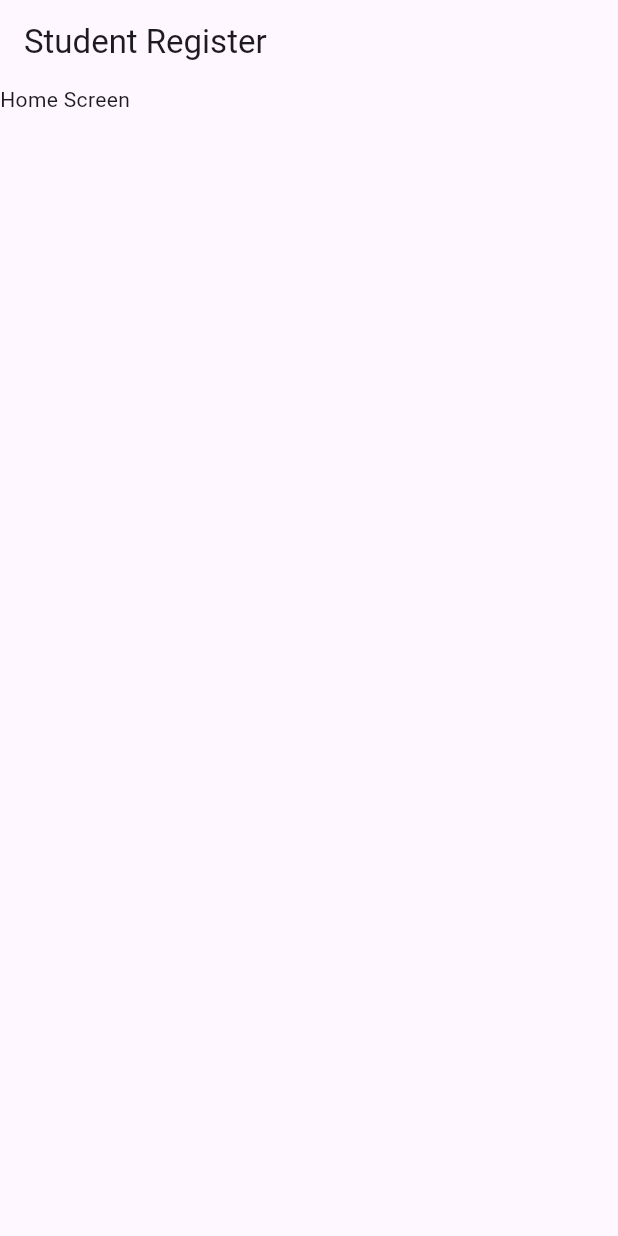
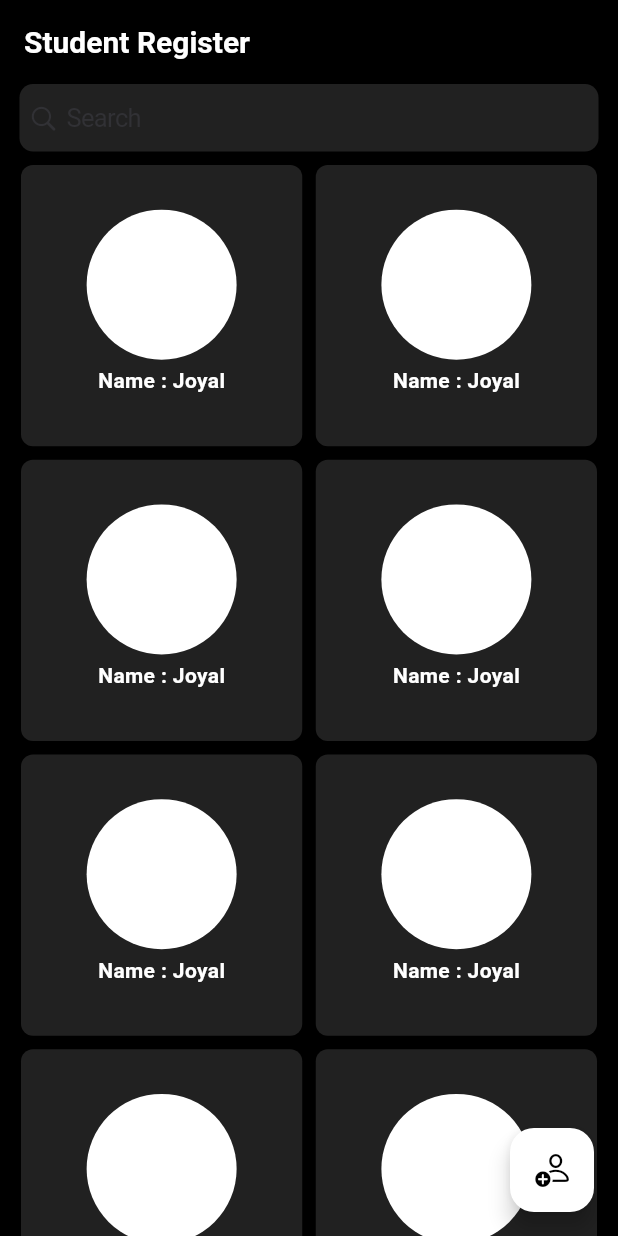
Before and after one commit to joyaljosephnote/Student-Record-Using-Provider, a Flutter app: the screen it shows after launch, on a phone screen of 412 x 824 dp. Run offline on Flutter 3.47's test engine with Material 2 defaults, Android fonts, the phone set to English and light mode, and no system bars.

Commit message:
home screen added

```diff
--- a/lib/constants/colors.dart
+++ b/lib/constants/colors.dart
@@ -5,3 +5,4 @@ const kwhite = Colors.white;
 const kblack = Colors.black;
 const kgrey = Colors.grey;
 const kbuttonColor = Color(0xFFFF3D08);
+final kSerchBarColor = Colors.grey[900];
--- a/lib/constants/space.dart
+++ b/lib/constants/space.dart
@@ -1,11 +1,12 @@
 import 'package:flutter/material.dart';
 
-const kheight10 = 10;
-const kheight20 = 20;
-const kheight30 = 30;
-const kwidth10 = 10;
-const kwidth20 = 20;
-const kwidth30 = 30;
+const kheight5 = SizedBox(height: 5);
+const kheight10 = SizedBox(height: 10);
+const kheight20 = SizedBox(height: 20);
+const kheight30 = SizedBox(height: 30);
+const kwidth10 = SizedBox(width: 10);
+const kwidth20 = SizedBox(width: 20);
+const kwidth30 = SizedBox(width: 30);
 
 final kRadious10 = BorderRadius.circular(10);
 final kRadious20 = BorderRadius.circular(20);
--- /dev/null
+++ b/lib/constants/style.dart
@@ -0,0 +1,7 @@
+import 'package:flutter/material.dart';
+import 'package:student_provider/constants/colors.dart';
+
+TextStyle text20WhiteBold =
+    const TextStyle(color: kwhite, fontSize: 20, fontWeight: FontWeight.bold);
+TextStyle text14WhiteBold = const TextStyle(
+    color: Colors.white, height: 2, fontSize: 14, fontWeight: FontWeight.bold);
--- a/lib/main.dart
+++ b/lib/main.dart
@@ -1,5 +1,7 @@
 import 'package:flutter/material.dart';
-import 'package:student_provider/view/home/widget/home_screen.dart';
+import 'package:student_provider/constants/colors.dart';
+import 'package:student_provider/constants/style.dart';
+import 'package:student_provider/view/home/home_screen.dart';
 
 void main() {
   runApp(const MyApp());
@@ -14,6 +16,15 @@ class MyApp extends StatelessWidget {
       debugShowCheckedModeBanner: false,
       title: 'Flutter Demo',
       theme: ThemeData(
+        floatingActionButtonTheme: const FloatingActionButtonThemeData(
+          backgroundColor: kwhite,
+          foregroundColor: kblack,
+        ),
+        appBarTheme: AppBarTheme(
+            backgroundColor: kblack,
+            titleTextStyle: text20WhiteBold,
+            iconTheme: const IconThemeData(color: kwhite),
+            elevation: 0),
         colorScheme: ColorScheme.fromSeed(seedColor: Colors.deepPurple),
         useMaterial3: true,
       ),
--- /dev/null
+++ b/lib/view/add_and_edit/register_add_and_edit_screen.dart
@@ -0,0 +1,10 @@
+import 'package:flutter/material.dart';
+
+class RegisterAddAndEditScreen extends StatelessWidget {
+  const RegisterAddAndEditScreen({super.key});
+
+  @override
+  Widget build(BuildContext context) {
+    return const Placeholder();
+  }
+}
--- /dev/null
+++ b/lib/view/home/home_screen.dart
@@ -0,0 +1,59 @@
+import 'package:flutter/cupertino.dart';
+import 'package:flutter/material.dart';
+import 'package:student_provider/constants/colors.dart';
+import 'package:student_provider/constants/space.dart';
+import 'package:student_provider/view/home/widget/card.dart';
+
+class HomeScreen extends StatelessWidget {
+  const HomeScreen({super.key});
+
+  @override
+  Widget build(BuildContext context) {
+    TextEditingController searchController = TextEditingController();
+    return Scaffold(
+      backgroundColor: kblack,
+      appBar: AppBar(
+        title: const Text('Student Register'),
+        // actions: <Widget>[
+        //   IconButton(
+        //       onPressed: () {}, icon: const Icon(CupertinoIcons.person_add))
+        // ],
+      ),
+      body: SafeArea(
+        child: Padding(
+          padding: const EdgeInsets.only(left: 10, right: 10),
+          child: Column(
+            children: [
+              Padding(
+                padding: const EdgeInsets.only(left: 3, right: 3),
+                child: SizedBox(
+                  height: 45,
+                  child: CupertinoSearchTextField(
+                    backgroundColor: kSerchBarColor,
+                    style: const TextStyle(color: kwhite),
+                    controller: searchController,
+                    onChanged: (value) {},
+                  ),
+                ),
+              ),
+              kheight5,
+              Expanded(
+                  child: GridView.builder(
+                itemCount: 10,
+                gridDelegate: const SliverGridDelegateWithFixedCrossAxisCount(
+                    crossAxisCount: 2, mainAxisSpacing: 1, crossAxisSpacing: 1),
+                itemBuilder: (context, index) {
+                  return CardWidget();
+                },
+              )),
+            ],
+          ),
+        ),
+      ),
+      floatingActionButton: FloatingActionButton(
+        onPressed: () {},
+        child: const Icon(CupertinoIcons.person_add),
+      ),
+    );
+  }
+}
--- /dev/null
+++ b/lib/view/home/widget/card.dart
@@ -0,0 +1,40 @@
+import 'dart:io';
+
+import 'package:flutter/material.dart';
+import 'package:student_provider/constants/colors.dart';
+import 'package:student_provider/constants/screen_size.dart';
+import 'package:student_provider/constants/style.dart';
+
+class CardWidget extends StatelessWidget {
+  const CardWidget({super.key});
+
+  @override
+  Widget build(BuildContext context) {
+    return Card(
+      color: kSerchBarColor,
+      elevation: 0,
+      shape: RoundedRectangleBorder(
+        borderRadius: BorderRadius.circular(8),
+      ),
+      child: Column(
+        crossAxisAlignment: CrossAxisAlignment.center,
+        mainAxisAlignment: MainAxisAlignment.center,
+        children: [
+          const CircleAvatar(
+            radius: 50,
+            backgroundColor: kwhite,
+            // backgroundImage: FileImage(File(student.image)),
+          ),
+          Align(
+            alignment: Alignment.bottomCenter,
+            child: SizedBox(
+                child: Text(
+              'Name : Joyal',
+              style: text14WhiteBold,
+            )),
+          ),
+        ],
+      ),
+    );
+  }
+}
--- a/lib/view/home/widget/home_screen.dart
+++ /dev/null
@@ -1,13 +0,0 @@
-import 'package:flutter/material.dart';
-
-class HomeScreen extends StatelessWidget {
-  const HomeScreen({super.key});
-
-  @override
-  Widget build(BuildContext context) {
-    return Scaffold(
-      appBar: AppBar(title: Text('Student Register')),
-      body: SafeArea(child: Text('Home Screen')),
-    );
-  }
-}
```
